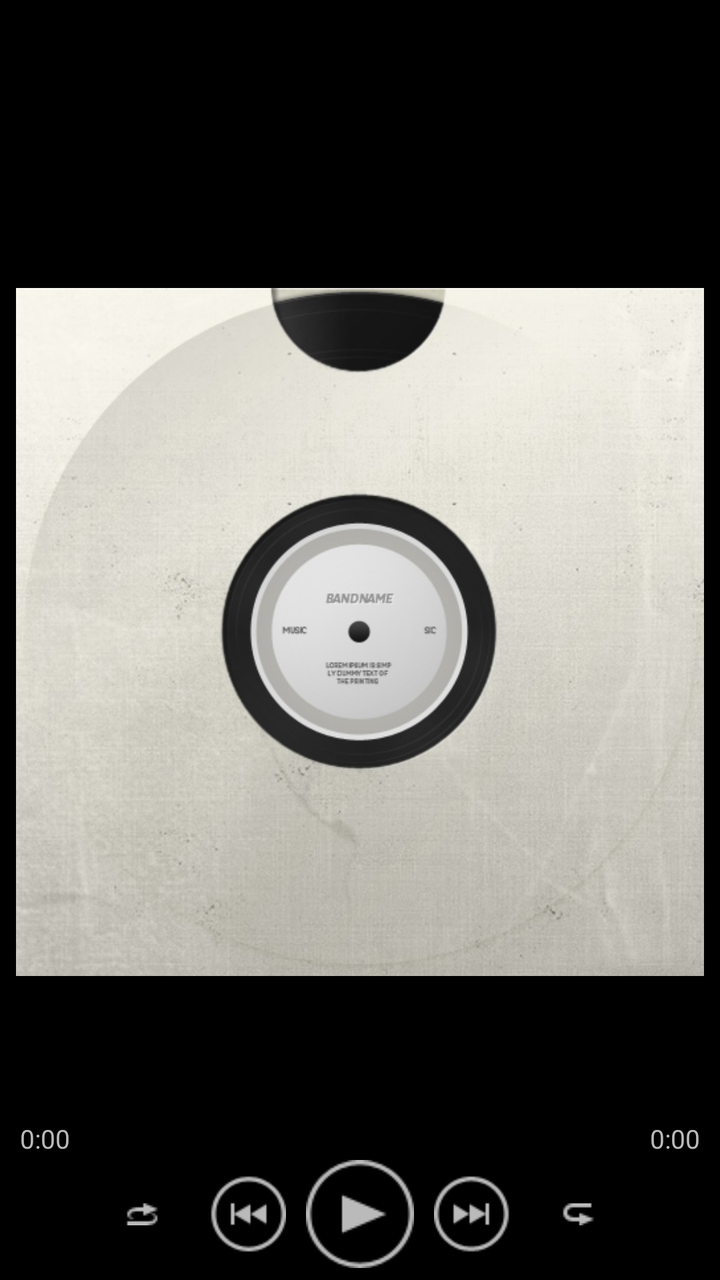
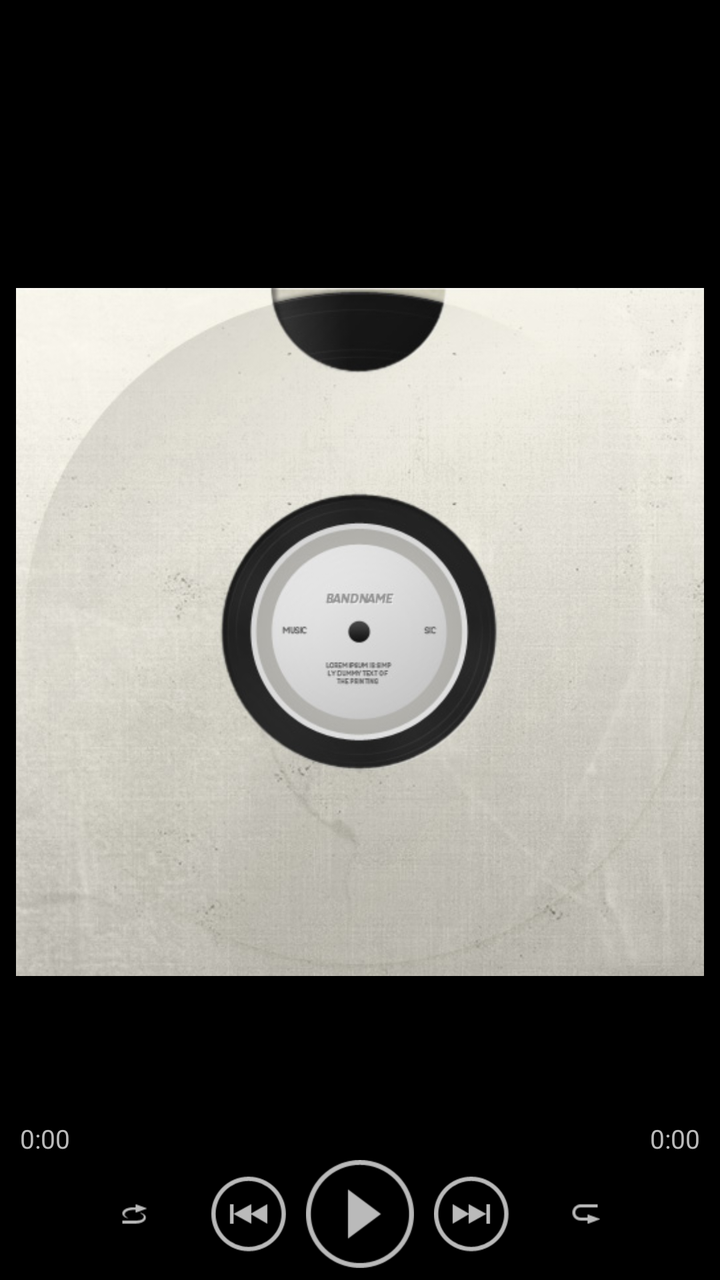

An Android layout rendered at two revisions. The XML below is the earlier revision; the diff shows what the commit changed to produce the second picture.
<!-- AndroidManifest.xml: application theme WalkmanTheme -->
<!-- res/layout/activity_player.xml -->
<?xml version="1.0" encoding="utf-8"?>
<RelativeLayout xmlns:android="http://schemas.android.com/apk/res/android"
    android:layout_width="fill_parent"
    android:layout_height="fill_parent"
    android:background="@color/background">

    
    <LinearLayout
        android:id="@+id/track_info"
        android:layout_width="fill_parent"
        android:layout_height="wrap_content"
        android:orientation="vertical"
        android:layout_alignParentTop="true"
        android:paddingLeft="10dp"
        android:paddingRight="10dp"
        android:paddingTop="6dp">

        <TextView
            android:id="@+id/player_title"
            android:layout_width="fill_parent"
            android:layout_height="wrap_content"
            android:textColor="@color/text_primary"
            android:textSize="18sp"
            android:textStyle="bold"
            android:singleLine="true"
            android:ellipsize="marquee"
            android:marqueeRepeatLimit="marquee_forever"
            android:focusable="true"
            android:focusableInTouchMode="true"
            android:shadowColor="#ff000000"
            android:shadowDx="1"
            android:shadowDy="1"
            android:shadowRadius="2" />

        <TextView
            android:id="@+id/player_artist"
            android:layout_width="fill_parent"
            android:layout_height="wrap_content"
            android:textColor="@color/text_secondary"
            android:textSize="15sp"
            android:singleLine="true"
            android:ellipsize="end"
            android:layout_marginTop="2dp" />

        <TextView
            android:id="@+id/player_album"
            android:layout_width="fill_parent"
            android:layout_height="wrap_content"
            android:textColor="@color/text_tertiary"
            android:textSize="14sp"
            android:singleLine="true"
            android:ellipsize="end" />
    </LinearLayout>

    
    <ImageView
        android:id="@+id/album_art"
        android:layout_width="fill_parent"
        android:layout_height="fill_parent"
        android:layout_below="@id/track_info"
        android:layout_above="@+id/controls_area"
        android:scaleType="fitCenter"
        android:src="@drawable/musicplayer_default_album"
        android:padding="8dp" />

    
    <ScrollView
        android:id="@+id/lyrics_scroll"
        android:layout_width="fill_parent"
        android:layout_height="fill_parent"
        android:layout_below="@id/track_info"
        android:layout_above="@+id/controls_area"
        android:visibility="gone"
        android:padding="10dp"
        android:fadingEdge="vertical"
        android:fadingEdgeLength="8dp">

        <LinearLayout
            android:id="@+id/lyrics_container"
            android:layout_width="fill_parent"
            android:layout_height="wrap_content"
            android:orientation="vertical" />
    </ScrollView>

    
    <LinearLayout
        android:id="@id/controls_area"
        android:layout_width="fill_parent"
        android:layout_height="wrap_content"
        android:orientation="vertical"
        android:layout_alignParentBottom="true"
        android:background="@color/background">

        
        <RelativeLayout
            android:layout_width="fill_parent"
            android:layout_height="wrap_content"
            android:paddingLeft="10dp"
            android:paddingRight="10dp">

            <TextView
                android:id="@+id/player_position"
                android:layout_width="wrap_content"
                android:layout_height="wrap_content"
                android:layout_alignParentLeft="true"
                android:textColor="@color/text_secondary"
                android:textSize="13sp"
                android:text="0:00" />

            <TextView
                android:id="@+id/player_duration"
                android:layout_width="wrap_content"
                android:layout_height="wrap_content"
                android:layout_alignParentRight="true"
                android:textColor="@color/text_secondary"
                android:textSize="13sp"
                android:text="0:00" />
        </RelativeLayout>

        <SeekBar
            android:id="@+id/player_seekbar"
            android:layout_width="fill_parent"
            android:layout_height="wrap_content"
            android:paddingLeft="6dp"
            android:paddingRight="6dp" />

        
        <LinearLayout
            android:layout_width="fill_parent"
            android:layout_height="wrap_content"
            android:orientation="horizontal"
            android:gravity="center"
            android:paddingTop="2dp"
            android:paddingBottom="6dp">

            <ImageView
                android:id="@+id/btn_shuffle"
                android:layout_width="36dp"
                android:layout_height="36dp"
                android:src="@drawable/music_playview_shuffle"
                android:scaleType="centerInside"
                android:clickable="true" />

            <ImageButton
                android:id="@+id/btn_prev"
                android:layout_width="48dp"
                android:layout_height="48dp"
                android:src="@drawable/btn_prev_selector"
                android:background="@null"
                android:scaleType="centerInside"
                android:layout_marginLeft="6dp" />

            <ImageButton
                android:id="@+id/btn_play"
                android:layout_width="54dp"
                android:layout_height="54dp"
                android:src="@drawable/btn_play_selector"
                android:background="@null"
                android:scaleType="centerInside"
                android:layout_marginLeft="10dp"
                android:layout_marginRight="10dp" />

            <ImageButton
                android:id="@+id/btn_next"
                android:layout_width="48dp"
                android:layout_height="48dp"
                android:src="@drawable/btn_next_selector"
                android:background="@null"
                android:scaleType="centerInside"
                android:layout_marginRight="6dp" />

            <ImageView
                android:id="@+id/btn_repeat"
                android:layout_width="36dp"
                android:layout_height="36dp"
                android:src="@drawable/music_playview_repeat_all"
                android:scaleType="centerInside"
                android:clickable="true" />
        </LinearLayout>
    </LinearLayout>
</RelativeLayout>
<!-- resources referenced by this layout -->
<resources>
  <color name="background">#ff000000</color>
  <color name="text_primary">#ffffffff</color>
  <color name="text_secondary">#ffbababa</color>
  <color name="text_tertiary">#ff808080</color>
  <!-- drawable btn_next_selector (drawable) -->
  <?xml version="1.0" encoding="utf-8"?>
  <selector xmlns:android="http://schemas.android.com/apk/res/android">
      <item android:state_pressed="true" android:drawable="@drawable/next_pressed" />
      <item android:state_focused="true" android:drawable="@drawable/next_focused" />
      <item android:drawable="@drawable/next_normal" />
  </selector>
  <!-- drawable btn_play_selector (drawable) -->
  <?xml version="1.0" encoding="utf-8"?>
  <selector xmlns:android="http://schemas.android.com/apk/res/android">
      <item android:state_pressed="true" android:drawable="@drawable/play_pressed" />
      <item android:state_focused="true" android:drawable="@drawable/play_focused" />
      <item android:drawable="@drawable/play_normal" />
  </selector>
  <!-- drawable btn_prev_selector (drawable) -->
  <?xml version="1.0" encoding="utf-8"?>
  <selector xmlns:android="http://schemas.android.com/apk/res/android">
      <item android:state_pressed="true" android:drawable="@drawable/previous_pressed" />
      <item android:state_focused="true" android:drawable="@drawable/previous_focused" />
      <item android:drawable="@drawable/previous_normal" />
  </selector>
  <!-- drawable music_playview_repeat_all: png bitmap (drawable, 318 bytes) -->
  <!-- drawable music_playview_shuffle: png bitmap (drawable, 348 bytes) -->
  <!-- drawable musicplayer_default_album: jpg bitmap (drawable, 71172 bytes) -->
  <style name="WalkmanTheme" parent="@android:style/Theme.Black.NoTitleBar">
          <item name="android:windowBackground">@color/background</item>
          <item name="android:colorBackground">@color/background</item>
          <item name="android:listDivider">@color/divider</item>
      </style>
  <!-- drawable next_pressed: png bitmap (drawable, 1203 bytes) -->
  <!-- drawable next_focused: png bitmap (drawable, 1462 bytes) -->
  <!-- drawable next_normal: png bitmap (drawable, 981 bytes) -->
  <!-- drawable play_pressed: png bitmap (drawable, 1532 bytes) -->
  <!-- drawable play_focused: png bitmap (drawable, 1632 bytes) -->
  <!-- drawable play_normal: png bitmap (drawable, 1103 bytes) -->
  <!-- drawable previous_pressed: png bitmap (drawable, 1569 bytes) -->
  <!-- drawable previous_focused: png bitmap (drawable, 1446 bytes) -->
  <!-- drawable previous_normal: png bitmap (drawable, 1014 bytes) -->
  <color name="divider">#ff2d2d2d</color>
</resources>

<!-- the commit's change to res/layout/activity_player.xml (unified diff, before → after) -->
@@ -135,8 +135,8 @@
 
             <ImageView
                 android:id="@+id/btn_shuffle"
-                android:layout_width="36dp"
-                android:layout_height="36dp"
+                android:layout_width="44dp"
+                android:layout_height="44dp"
                 android:src="@drawable/music_playview_shuffle"
                 android:scaleType="centerInside"
                 android:clickable="true" />
@@ -171,8 +171,8 @@
 
             <ImageView
                 android:id="@+id/btn_repeat"
-                android:layout_width="36dp"
-                android:layout_height="36dp"
+                android:layout_width="44dp"
+                android:layout_height="44dp"
                 android:src="@drawable/music_playview_repeat_all"
                 android:scaleType="centerInside"
                 android:clickable="true" />
<!-- resource entries referenced after the edit -->
@@ -25,23 +25,24 @@
       <item android:state_focused="true" android:drawable="@drawable/previous_focused" />
       <item android:drawable="@drawable/previous_normal" />
   </selector>
-  <!-- drawable music_playview_repeat_all: png bitmap (drawable, 318 bytes) -->
-  <!-- drawable music_playview_shuffle: png bitmap (drawable, 348 bytes) -->
-  <!-- drawable musicplayer_default_album: jpg bitmap (drawable, 71172 bytes) -->
+  <!-- drawable music_playview_repeat_all: png bitmap (drawable-hdpi, 363 bytes) -->
+  <!-- drawable music_playview_shuffle: png bitmap (drawable-hdpi, 442 bytes) -->
+  <!-- drawable musicplayer_default_album: jpg bitmap (drawable-nodpi, 71172 bytes) -->
   <style name="WalkmanTheme" parent="@android:style/Theme.Black.NoTitleBar">
           <item name="android:windowBackground">@color/background</item>
           <item name="android:colorBackground">@color/background</item>
+          <item name="android:colorBackgroundCacheHint">@null</item>
           <item name="android:listDivider">@color/divider</item>
       </style>
-  <!-- drawable next_pressed: png bitmap (drawable, 1203 bytes) -->
-  <!-- drawable next_focused: png bitmap (drawable, 1462 bytes) -->
-  <!-- drawable next_normal: png bitmap (drawable, 981 bytes) -->
-  <!-- drawable play_pressed: png bitmap (drawable, 1532 bytes) -->
-  <!-- drawable play_focused: png bitmap (drawable, 1632 bytes) -->
-  <!-- drawable play_normal: png bitmap (drawable, 1103 bytes) -->
-  <!-- drawable previous_pressed: png bitmap (drawable, 1569 bytes) -->
-  <!-- drawable previous_focused: png bitmap (drawable, 1446 bytes) -->
-  <!-- drawable previous_normal: png bitmap (drawable, 1014 bytes) -->
+  <!-- drawable next_pressed: png bitmap (drawable-hdpi, 1560 bytes) -->
+  <!-- drawable next_focused: png bitmap (drawable-hdpi, 1775 bytes) -->
+  <!-- drawable next_normal: png bitmap (drawable-hdpi, 1275 bytes) -->
+  <!-- drawable play_pressed: png bitmap (drawable-hdpi, 1866 bytes) -->
+  <!-- drawable play_focused: png bitmap (drawable-hdpi, 1956 bytes) -->
+  <!-- drawable play_normal: png bitmap (drawable-hdpi, 1396 bytes) -->
+  <!-- drawable previous_pressed: png bitmap (drawable-hdpi, 1606 bytes) -->
+  <!-- drawable previous_focused: png bitmap (drawable-hdpi, 1809 bytes) -->
+  <!-- drawable previous_normal: png bitmap (drawable-hdpi, 1286 bytes) -->
   <color name="divider">#ff2d2d2d</color>
 </resources>
 
